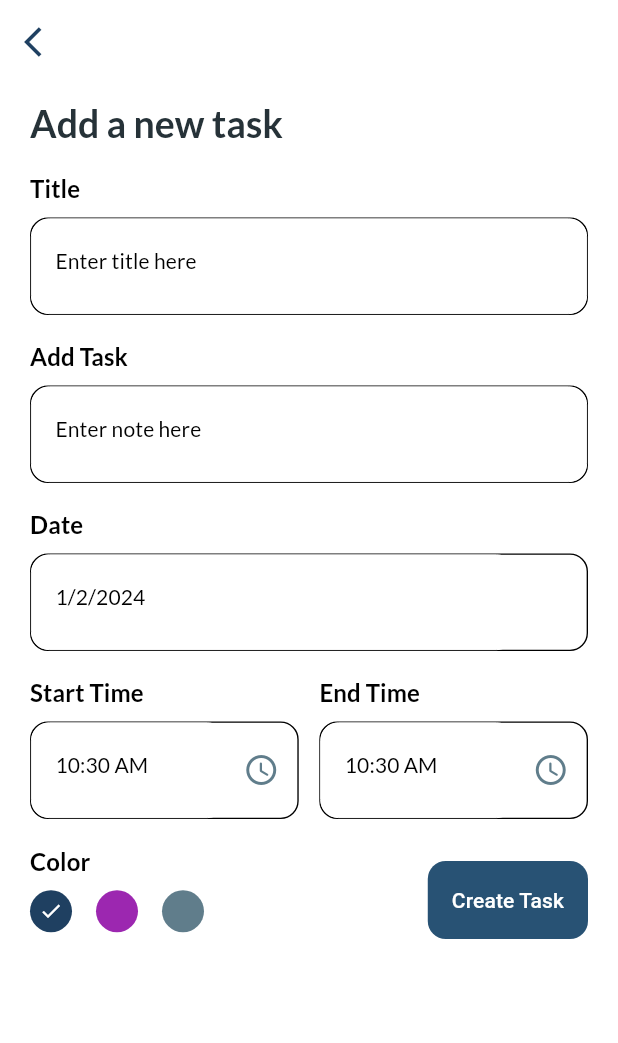
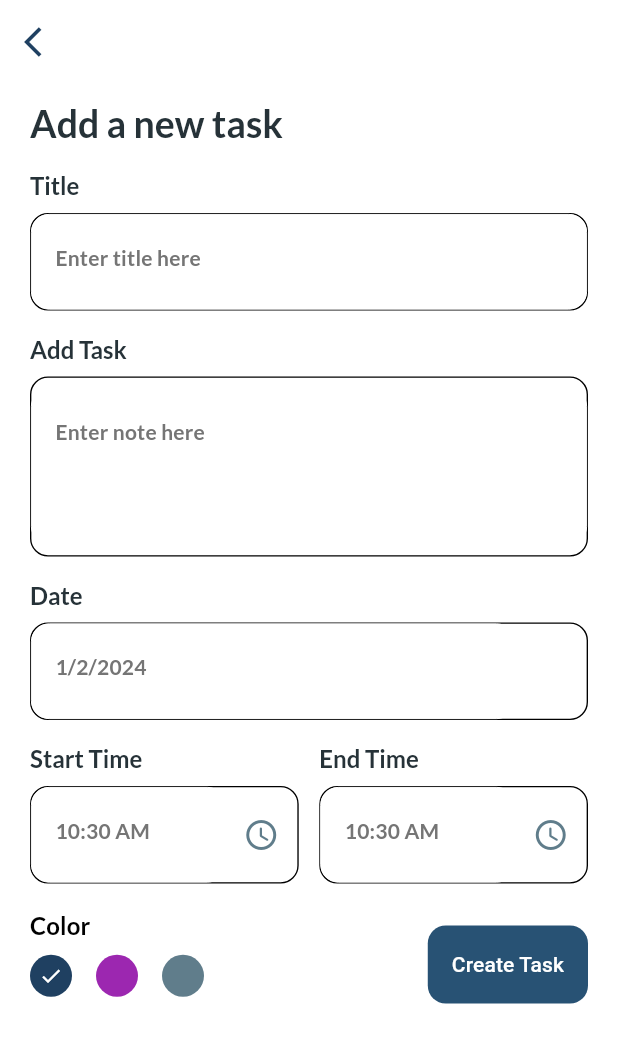
Before and after one commit to Sadid-USN/sqfLite, a Flutter app: the screen it shows after launch, after a tap on the "add" icon, on a phone screen of 412 x 824 dp. Shown: the top 1043 px of the screen. Run offline on Flutter 3.47's test engine with Material 3 defaults, Android fonts, the phone set to English and light mode, and no system bars; our stand-ins replace animated_text_kit, flutter_local_notifications, flutter_native_timezone, flutter_staggered_animations, freezed_annotation, get_storage and 5 more; missing offline and left inert: flutter_locales; accounts and stored records are empty; network calls fail.

Commit message:
fixed multiple line for note

```diff
--- a/lib/screen/home_page.dart
+++ b/lib/screen/home_page.dart
@@ -11,6 +11,7 @@ import 'package:sql_db/core/unfocus_scope.dart';
 
 import 'package:sql_db/models/task_model.dart';
 import 'package:sql_db/screen/add_task_page.dart';
+import 'package:sql_db/theme/themes.dart';
 
 import 'package:sql_db/widget/header.dart';
 import 'package:sql_db/widget/task_tile.dart';
@@ -74,6 +75,7 @@ class _HomePageState extends State<HomePage> {
         // ),
       ),
       appBar: AppBar(
+        backgroundColor: secondaryColor,
         elevation: 0.0,
         leading: IconButton(
           onPressed: () {
@@ -83,7 +85,7 @@ class _HomePageState extends State<HomePage> {
           },
           icon: homeController.loadThemeFromBox()
               ? const Icon(Icons.nightlight_outlined)
-              : const Icon(Icons.sunny),
+              : const Icon(Icons.sunny, color: Colors.white,),
         ),
         actions: const [
           // Padding(
--- a/lib/theme/themes.dart
+++ b/lib/theme/themes.dart
@@ -109,7 +109,7 @@ class Themes {
 const Color primaryColor = Color.fromARGB(255, 136, 192, 249);
 const Color secondaryColor = Color(0XFF1F4061);
 const Color errorColor = Color(0xFFD32F2F);
-const Color backgroundColor = Color(0xFF828282); // Dark background color
+const Color backgroundColor = Color.fromARGB(255, 48, 53, 85); // Dark background color
 const Color surfaceColor =
     Color(0XFF1F4061); // Slightly lighter than background
 
--- a/lib/widget/custom_field.dart
+++ b/lib/widget/custom_field.dart
@@ -9,17 +9,22 @@ class CustomField extends StatelessWidget {
   final bool isNote;
 
   const CustomField({
-    super.key,
+    Key? key,
     required this.title,
     required this.hintText,
     this.isNote = false,
     this.controller,
     this.widget,
     this.width,
-  });
+  }) : super(key: key);
+
   @override
   Widget build(BuildContext context) {
     TextTheme textTheme = Theme.of(context).textTheme;
+    TextInputType keyboardType =
+        isNote ? TextInputType.multiline : TextInputType.text;
+    TextInputAction textInputAction =
+        isNote ? TextInputAction.newline : TextInputAction.next;
 
     return Container(
       margin: const EdgeInsets.only(top: 16),
@@ -28,13 +33,13 @@ class CustomField extends StatelessWidget {
         children: [
           Text(
             title,
-            style: textTheme.titleSmall!
+            style: textTheme.titleLarge!
                 .copyWith(fontSize: 16, fontWeight: FontWeight.w600),
           ),
           Container(
             margin: const EdgeInsets.only(top: 8.0),
-            height: 65,
-            width: width ?? MediaQuery.sizeOf(context).width,
+            height:  isNote ? 120: 65,
+            width: width ?? MediaQuery.of(context).size.width,
             decoration: BoxDecoration(
               border: Border.all(width: 0.9),
               borderRadius: BorderRadius.circular(12.0),
@@ -43,38 +48,34 @@ class CustomField extends StatelessWidget {
               children: [
                 Expanded(
                   child: TextFormField(
-                    // validator: validator,
-                    textInputAction: TextInputAction.next,
+                    textInputAction: textInputAction,
                     minLines: 3,
-                    maxLines: 10,
-                    keyboardType: TextInputType.text,
+                    maxLines: isNote ? null : 10,
+                    keyboardType: keyboardType,
                     cursorColor: Colors.blueGrey.shade600,
                     readOnly: widget == null ? false : true,
                     autofocus: false,
                     controller: controller,
-                    style: textTheme.titleSmall!.copyWith(fontSize: 16),
+                    style: textTheme.titleMedium!.copyWith(fontSize: 16),
                     decoration: InputDecoration(
                       border: InputBorder.none,
-
                       disabledBorder: OutlineInputBorder(
                         borderSide: const BorderSide(
                           width: 0,
                         ),
                         borderRadius: BorderRadius.circular(0.0),
                       ),
-                      // border: InputBorder.none,
                       hintText: hintText,
-                      hintStyle: textTheme.titleSmall!.copyWith(fontSize: 14),
+                      hintStyle: textTheme.titleMedium!.copyWith(fontSize: 14),
                       focusedBorder: OutlineInputBorder(
-                        borderSide:
-                            const BorderSide(width: 0, color: Colors.white),
+                        borderSide: const BorderSide(
+                            width: 0, color: Colors.white),
                         borderRadius: BorderRadius.circular(12.0),
                       ),
                       errorBorder: OutlineInputBorder(
                         borderSide: BorderSide.none,
                         borderRadius: BorderRadius.circular(12.0),
                       ),
-
                       enabledBorder: OutlineInputBorder(
                         borderSide: const BorderSide(
                           color: Colors.white,
```
